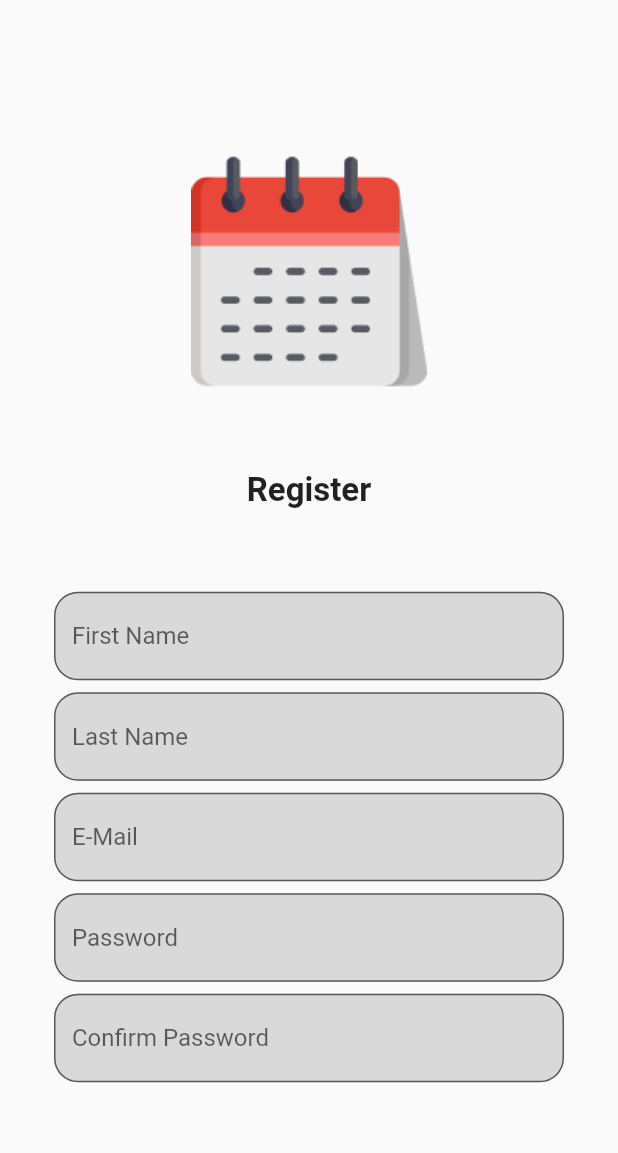
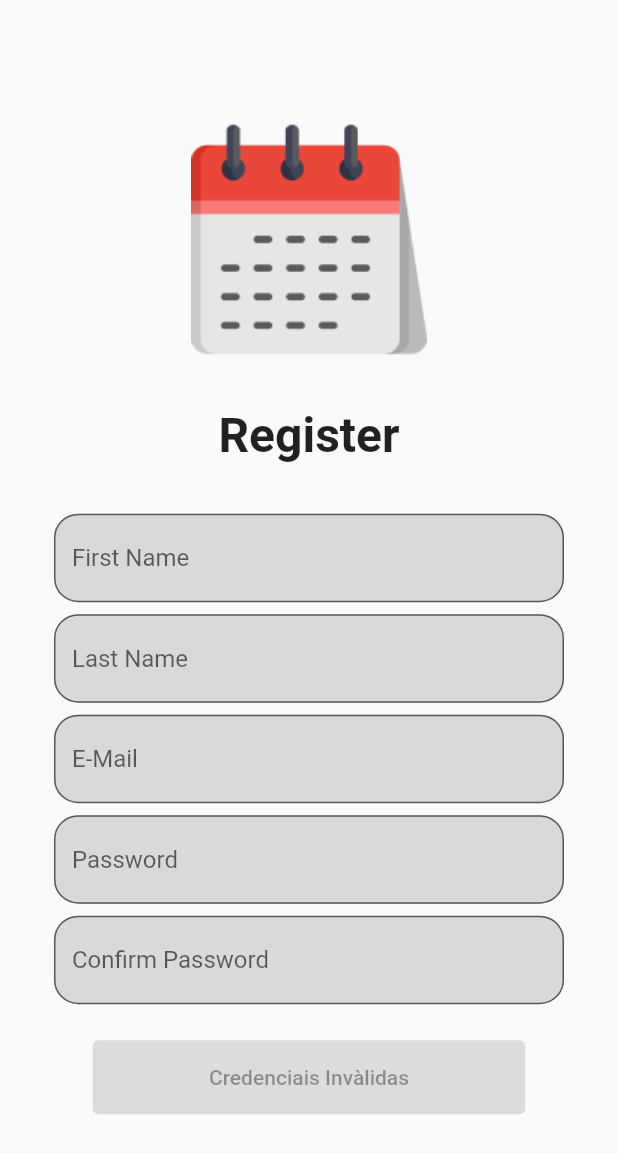
Before and after one commit to Victoriurki/VR-Calendar, a Flutter app: the screen it shows after launch, on a phone screen of 412 x 824 dp. Shown: the top 1153 px of the screen. Run offline on Flutter 3.47's test engine with Material 2 defaults, Android fonts, the phone set to English and light mode, and no system bars; our stand-ins replace cloud_firestore, dio, firebase_auth, firebase_core, flutter_mobx, google_fonts and 4 more; accounts and stored records are empty; generated files the repository leaves out were written again.

Commit message:
registration-working
Registers to API and Firestore

```diff
--- a/lib/features/authentication/register/view/register_page.dart
+++ b/lib/features/authentication/register/view/register_page.dart
@@ -1,8 +1,18 @@
+import 'package:cloud_firestore/cloud_firestore.dart';
 import 'package:flutter/material.dart';
+import 'package:flutter_mobx/flutter_mobx.dart';
+import 'package:google_fonts/google_fonts.dart';
 import 'package:intl/intl.dart';
+import 'package:lottie/lottie.dart';
+import 'package:vr_project/core/generics/recource.dart';
+
+import '../../login/view/login_page.dart';
+import '../controller/register_cotroller.dart';
 
 class RegiterPage extends StatelessWidget {
-  const RegiterPage({Key? key}) : super(key: key);
+  RegiterPage({Key? key}) : super(key: key);
+
+  final _controller = RegisterController();
 
   @override
   Widget build(BuildContext context) {
@@ -19,32 +29,38 @@ class RegiterPage extends StatelessWidget {
                   child: Image.asset('lib/Assets/calendar_logo.png'),
                   tag: 'app-logo'),
             ),
-            const Text(
+            Text(
               'Register',
-              style: TextStyle(fontSize: 22, fontWeight: FontWeight.bold),
+              style:
+                  GoogleFonts.roboto(fontSize: 32, fontWeight: FontWeight.bold),
             ),
             Column(
               mainAxisSize: MainAxisSize.min,
               children: [
-                TextField(
+                Observer(builder: (_) {
+                  return TextField(
                       decoration: InputDecoration(
                         hintText: 'First Name',
+                        hintStyle: GoogleFonts.roboto(),
                         fillColor: const Color.fromARGB(255, 217, 217, 217),
                         filled: true,
                         border: OutlineInputBorder(
                           borderSide: const BorderSide(
-                        color: Color.fromARGB(255, 255, 0, 0),
+                            color: Colors.black,
                           ),
                           borderRadius: BorderRadius.circular(16),
                         ),
                       ),
-                ),
+                      onChanged: _controller.changeFirstName);
+                }),
                 const SizedBox(
                   height: 8,
                 ),
-                TextField(
+                Observer(builder: (_) {
+                  return TextField(
                     decoration: InputDecoration(
                       hintText: 'Last Name',
+                      hintStyle: GoogleFonts.roboto(),
                       fillColor: const Color.fromARGB(255, 217, 217, 217),
                       filled: true,
                       border: OutlineInputBorder(
@@ -52,13 +68,17 @@ class RegiterPage extends StatelessWidget {
                         borderRadius: BorderRadius.circular(16),
                       ),
                     ),
-                ),
+                    onChanged: _controller.changeLastName,
+                  );
+                }),
                 const SizedBox(
                   height: 8,
                 ),
-                TextField(
+                Observer(builder: (_) {
+                  return TextField(
                     decoration: InputDecoration(
                       hintText: 'E-Mail',
+                      hintStyle: GoogleFonts.roboto(),
                       fillColor: const Color.fromARGB(255, 217, 217, 217),
                       filled: true,
                       border: OutlineInputBorder(
@@ -66,13 +86,17 @@ class RegiterPage extends StatelessWidget {
                         borderRadius: BorderRadius.circular(16),
                       ),
                     ),
-                ),
+                    onChanged: _controller.ChangeEmail,
+                  );
+                }),
                 const SizedBox(
                   height: 8,
                 ),
-                TextField(
+                Observer(builder: (_) {
+                  return TextField(
                     decoration: InputDecoration(
                       hintText: 'Password',
+                      hintStyle: GoogleFonts.roboto(),
                       fillColor: const Color.fromARGB(255, 217, 217, 217),
                       filled: true,
                       border: OutlineInputBorder(
@@ -80,13 +104,17 @@ class RegiterPage extends StatelessWidget {
                         borderRadius: BorderRadius.circular(16),
                       ),
                     ),
-                ),
+                    onChanged: _controller.changePassword,
+                  );
+                }),
                 const SizedBox(
                   height: 8,
                 ),
-                TextField(
+                Observer(builder: (_) {
+                  return TextField(
                     decoration: InputDecoration(
                       hintText: 'Confirm Password',
+                      hintStyle: GoogleFonts.roboto(),
                       fillColor: const Color.fromARGB(255, 217, 217, 217),
                       filled: true,
                       border: OutlineInputBorder(
@@ -94,8 +122,56 @@ class RegiterPage extends StatelessWidget {
                         borderRadius: BorderRadius.circular(16),
                       ),
                     ),
+                    onChanged: _controller.changeConfirmPassword,
+                  );
+                }),
+                const SizedBox(
+                  height: 24,
                 ),
-
+                Observer(builder: (_) {
+                  bool isLoading = _controller.isButtonLoading;
+                  return SizedBox(
+                    width: MediaQuery.of(context).size.width * 0.7,
+                    height: MediaQuery.of(context).size.height * 0.06,
+                    child: ElevatedButton(
+                      style: const ButtonStyle(),
+                      onPressed: _controller.areCredentialsValid
+                          ? () async {
+                              _controller.setButtonToLoading();
+                              final resource = await _controller.registerUser();
+                              if (resource.hasError) {
+                                await showDialog(
+                                        context: context,
+                                        builder: (context) {
+                                          return Dialog(
+                                            backgroundColor: Colors.amber,
+                                            child: Text(resource.error!),
+                                          );
+                                        })
+                                    .then((_) =>
+                                        _controller.isButtonLoading = false);
+                              }
+                              if (resource.status == Status.success) {
+                                await Navigator.pushReplacement(
+                                    context,
+                                    MaterialPageRoute(
+                                        builder: (context) =>
+                                            const LoginPage()));
+                              }
+                            }
+                          : null,
+                      child: isLoading
+                          ? Container(
+                              width: 24,
+                              height: 24,
+                              child: Lottie.network(
+                                  "https://assets9.lottiefiles.com/private_files/lf30_ykdoon9j.json"))
+                          : Text(_controller.areCredentialsValid
+                              ? 'Entrar'
+                              : "Credenciais Invàlidas"),
+                    ),
+                  );
+                }),
               ],
             )
           ],
--- a/lib/main.dart
+++ b/lib/main.dart
@@ -1,10 +1,13 @@
 import 'package:firebase_core/firebase_core.dart';
 import 'package:flutter/material.dart';
+import 'package:hive_flutter/adapters.dart';
 import 'package:vr_project/firebase_options.dart';
 import 'my_app_widget.dart';
 
 void main() async {
   WidgetsFlutterBinding.ensureInitialized();
+  await Hive.initFlutter();
+  await Hive.openBox<String>('Credentials');
   await Firebase.initializeApp(options: DefaultFirebaseOptions.currentPlatform);
   runApp(const MyApp());
 }
--- a/lib/my_app_widget.dart
+++ b/lib/my_app_widget.dart
@@ -8,7 +8,7 @@ class MyApp extends StatelessWidget {
   // This widget is the root of your application.
   @override
   Widget build(BuildContext context) {
-    return const MaterialApp(
+    return MaterialApp(
       title: 'Flutter Demo',
       home: RegiterPage(),
     );
--- a/pubspec.yaml
+++ b/pubspec.yaml
@@ -44,6 +44,9 @@ dependencies:
   mobx_codegen: ^2.0.7
   dio: ^4.0.6
   hive_flutter: ^1.1.0
+  google_fonts: ^3.0.1
+  firebase_auth: ^3.3.18
+  lottie: ^1.3.0
 
 dev_dependencies:
   flutter_test:
```
Also changed, not shown: lib/features/authentication/login/view/login_page.dart (added, +12 -0 lines), lib/features/authentication/register/controller/register_cotroller.dart (+16 -0 lines), pubspec.lock, 1 other file. Lines whose indentation alone changed are shown as unchanged.
